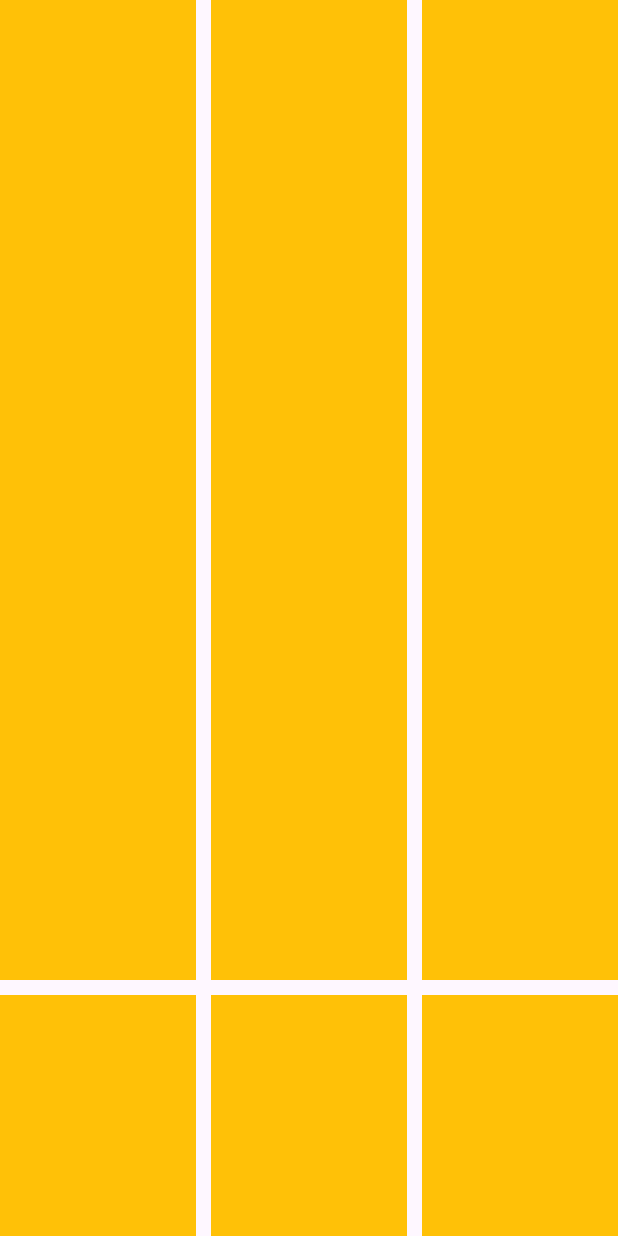
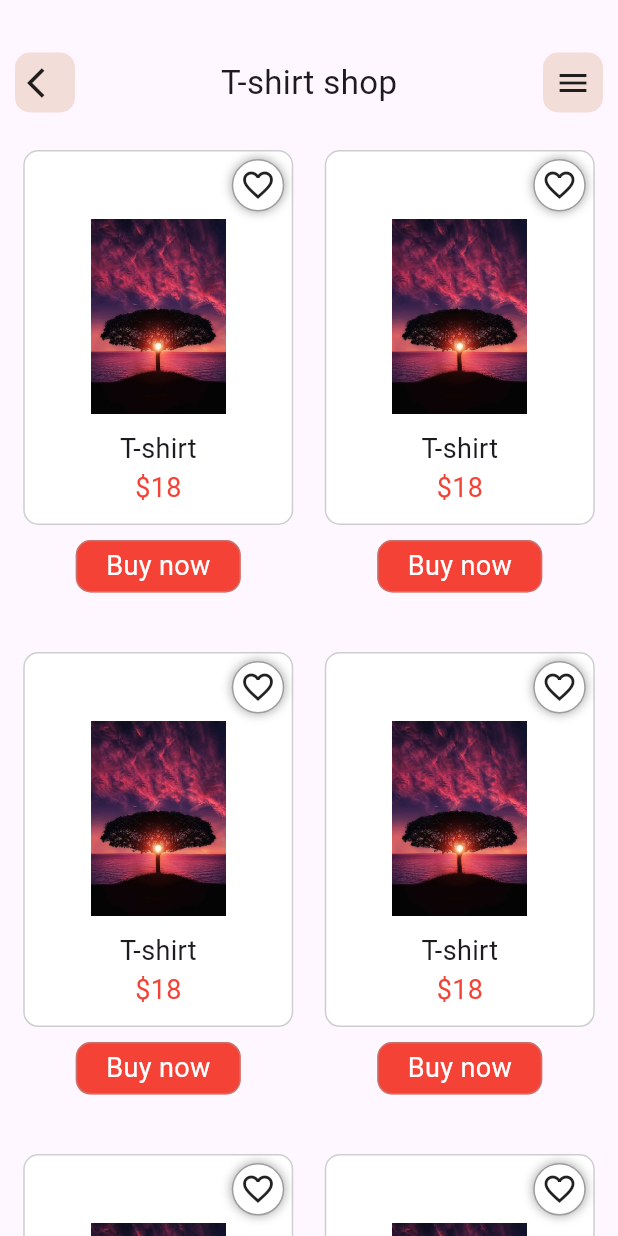
Before and after one commit to kalemullah/UI_class_navigation_image_adding, a Flutter app: the screen it shows after launch, on a phone screen of 412 x 824 dp. Run offline on Flutter 3.47's test engine with Material 3 defaults, Android fonts, the phone set to English and light mode, and no system bars.

Commit message:
gridview example is done

```diff
--- a/lib/listview_builder.dart
+++ b/lib/listview_builder.dart
@@ -5,23 +5,118 @@ class GridviewScreen extends StatelessWidget {
 
   @override
   Widget build(BuildContext context) {
+    List colors = [Colors.red, Colors.green, Colors.yellow, Colors.blue];
     return Scaffold(
-      body: Column(children: [
+      body: Padding(
+        padding: EdgeInsets.symmetric(horizontal: 10),
+        child: Column(children: [
+          SizedBox(height: 35),
+          Row(
+            mainAxisAlignment: MainAxisAlignment.spaceBetween,
+            children: [
+              Container(
+                height: 40,
+                width: 40,
+                decoration: BoxDecoration(
+                  color: Color(0xfff2ddd8),
+                  borderRadius: BorderRadius.circular(10),
+                ),
+                child: Center(
+                    child: Icon(
+                  Icons.arrow_back_ios,
+                )),
+              ),
+              Text(
+                "T-shirt shop",
+                style: TextStyle(fontSize: 22),
+              ),
+              Container(
+                height: 40,
+                width: 40,
+                decoration: BoxDecoration(
+                  color: Color(0xfff2ddd8),
+                  borderRadius: BorderRadius.circular(10),
+                ),
+                child: Center(child: Icon(Icons.menu)),
+              ),
+            ],
+          ),
+          SizedBox(height: 25),
           Expanded(
             child: GridView.builder(
                 itemCount: 10,
                 gridDelegate: SliverGridDelegateWithFixedCrossAxisCount(
-                  crossAxisCount: 3,
+                    crossAxisCount: 2,
                     mainAxisSpacing: 10,
                     crossAxisSpacing: 10,
-                  childAspectRatio: 1 / 5),
-              itemBuilder: (context, inndex) {
-                return Container(
-                  color: Colors.amber,
+                    childAspectRatio: 1 / 1.7),
+                itemBuilder: (context, index) {
+                  return Column(
+                    children: [
+                      Container(
+                        height: 250,
+                        width: 180,
+                        decoration: BoxDecoration(
+                            border:
+                                Border.all(color: Colors.grey.withOpacity(.5)),
+                            color: Colors.white,
+                            borderRadius:
+                                BorderRadius.all(Radius.circular(10))),
+                        child: Column(children: [
+                          Align(
+                            alignment: Alignment.topRight,
+                            child: Padding(
+                              padding: const EdgeInsets.all(5.0),
+                              child: Container(
+                                height: 35,
+                                width: 35,
+                                decoration: BoxDecoration(
+                                    color: Colors.white,
+                                    border: Border.all(color: Colors.grey),
+                                    boxShadow: [
+                                      BoxShadow(
+                                          blurRadius: 5, color: Colors.grey)
+                                    ],
+                                    borderRadius: BorderRadius.circular(60)),
+                                child: Icon(Icons.favorite_border),
+                              ),
+                            ),
+                          ),
+                          Image.asset(
+                            'assets/image1.jpeg',
+                            width: 90,
+                            height: 130,
+                            fit: BoxFit.cover,
+                          ),
+                          SizedBox(height: 10),
+                          Text('T-shirt', style: TextStyle(fontSize: 18)),
+                          Text('\$18',
+                              style:
+                                  TextStyle(fontSize: 18, color: Colors.red)),
+                        ]),
+                      ),
+                      SizedBox(height: 10),
+                      Container(
+                        height: 35,
+                        width: 110,
+                        decoration: BoxDecoration(
+                            border:
+                                Border.all(color: Colors.grey.withOpacity(.5)),
+                            color: Colors.red,
+                            borderRadius:
+                                BorderRadius.all(Radius.circular(10))),
+                        child: Center(
+                          child: Text('Buy now',
+                              style:
+                                  TextStyle(fontSize: 18, color: Colors.white)),
+                        ),
+                      )
+                    ],
                   );
                 }),
           )
         ]),
+      ),
     );
   }
 }
```
Lines whose indentation alone changed are shown as unchanged.
